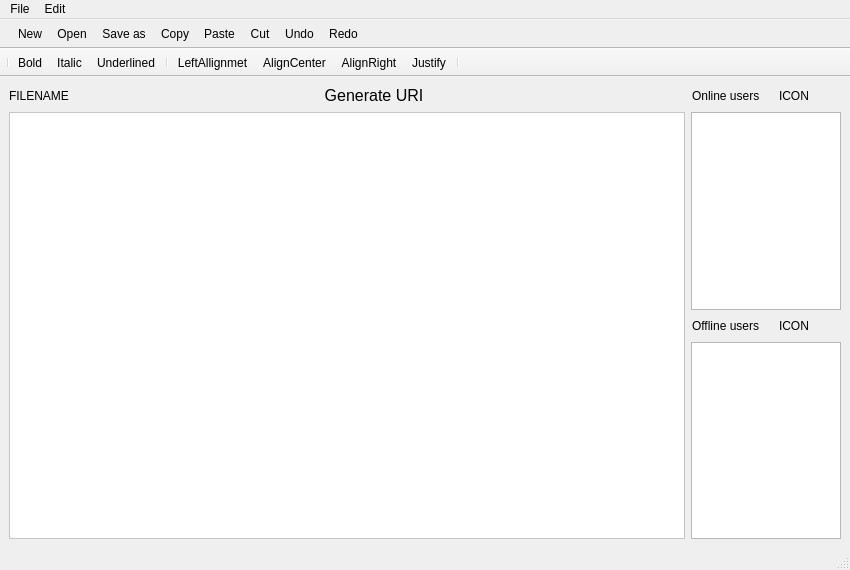
This is client/editor.ui in PoliDox/PoliDox as Qt 5 draws it before an edit. The edited form follows.
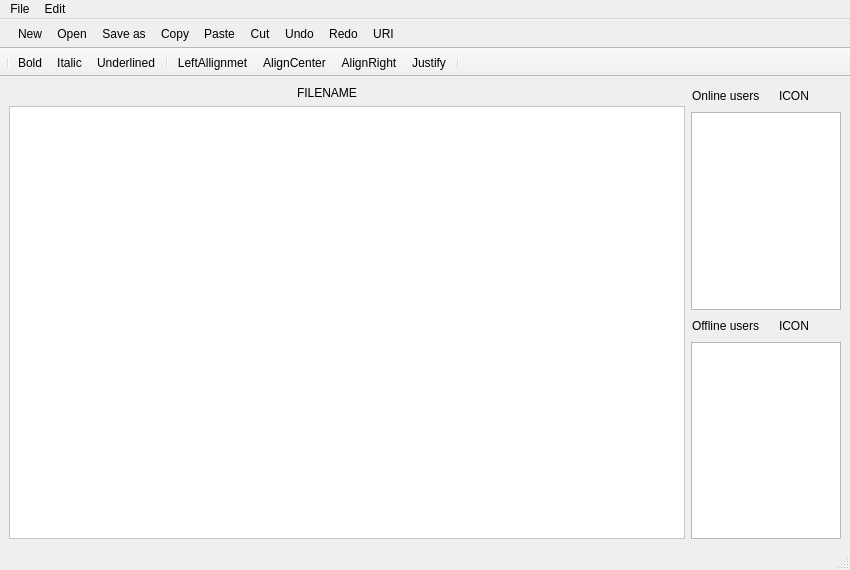
This is the edited form. Icons and pictures are not drawn.

Commit message: Added URI button

What changed in the file:
```diff
--- a/client/editor.ui
+++ b/client/editor.ui
@@ -40,90 +40,6 @@
             </property>
            </widget>
           </item>
-          <item>
-           <spacer name="horizontalSpacer">
-            <property name="orientation">
-             <enum>Qt::Horizontal</enum>
-            </property>
-            <property name="sizeHint" stdset="0">
-             <size>
-              <width>40</width>
-              <height>20</height>
-             </size>
-            </property>
-           </spacer>
-          </item>
-          <item>
-           <widget class="QPushButton" name="URI">
-            <property name="sizePolicy">
-             <sizepolicy hsizetype="Fixed" vsizetype="Fixed">
-              <horstretch>0</horstretch>
-              <verstretch>0</verstretch>
-             </sizepolicy>
-            </property>
-            <property name="maximumSize">
-             <size>
-              <width>100</width>
-              <height>19</height>
-             </size>
-            </property>
-            <property name="baseSize">
-             <size>
-              <width>0</width>
-              <height>0</height>
-             </size>
-            </property>
-            <property name="font">
-             <font>
-              <pointsize>12</pointsize>
-             </font>
-            </property>
-            <property name="cursor">
-             <cursorShape>PointingHandCursor</cursorShape>
-            </property>
-            <property name="styleSheet">
-             <string notr="true">background-color:transparent;border: 1px solid transparent;</string>
-            </property>
-            <property name="text">
-             <string>Generate URI</string>
-            </property>
-            <property name="iconSize">
-             <size>
-              <width>16</width>
-              <height>16</height>
-             </size>
-            </property>
-            <property name="autoDefault">
-             <bool>false</bool>
-            </property>
-            <property name="default">
-             <bool>true</bool>
-            </property>
-            <property name="flat">
-             <bool>false</bool>
-            </property>
-           </widget>
-          </item>
-          <item>
-           <widget class="QLabel" name="URI_icon">
-            <property name="text">
-             <string/>
-            </property>
-           </widget>
-          </item>
-          <item>
-           <spacer name="horizontalSpacer_2">
-            <property name="orientation">
-             <enum>Qt::Horizontal</enum>
-            </property>
-            <property name="sizeHint" stdset="0">
-             <size>
-              <width>40</width>
-              <height>16</height>
-             </size>
-            </property>
-           </spacer>
-          </item>
          </layout>
         </item>
         <item>
@@ -327,6 +243,7 @@
    <addaction name="actionCut"/>
    <addaction name="actionUndo"/>
    <addaction name="actionRedo"/>
+   <addaction name="actionURI"/>
   </widget>
   <widget class="QToolBar" name="textRichToolBar">
    <property name="enabled">
@@ -546,6 +463,15 @@
     <string>Justify</string>
    </property>
   </action>
+  <action name="actionURI">
+   <property name="icon">
+    <iconset resource="Resources.qrc">
+     <normaloff>:/images/images/uri.png</normaloff>:/images/images/uri.png</iconset>
+   </property>
+   <property name="text">
+    <string>URI</string>
+   </property>
+  </action>
  </widget>
  <resources>
   <include location="Resources.qrc"/>
```
The commit also changes 4 other files.
